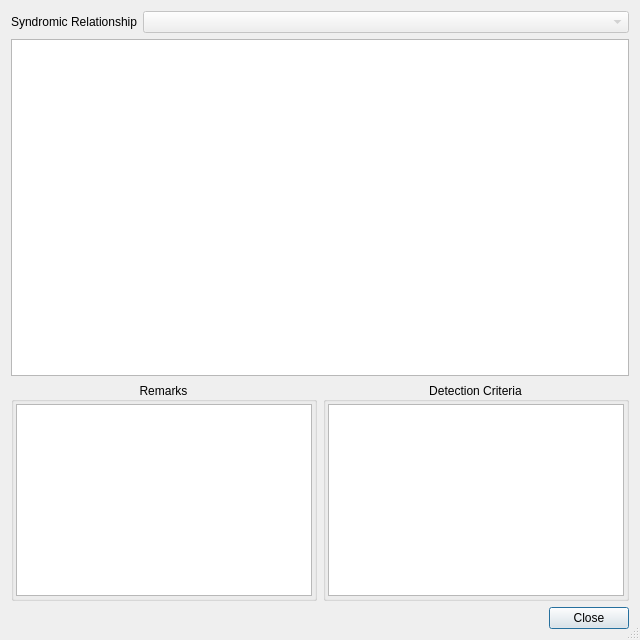
Qt form forms/PhenotypesDialog.ui (frontiersi/FaceTools) before a commit.
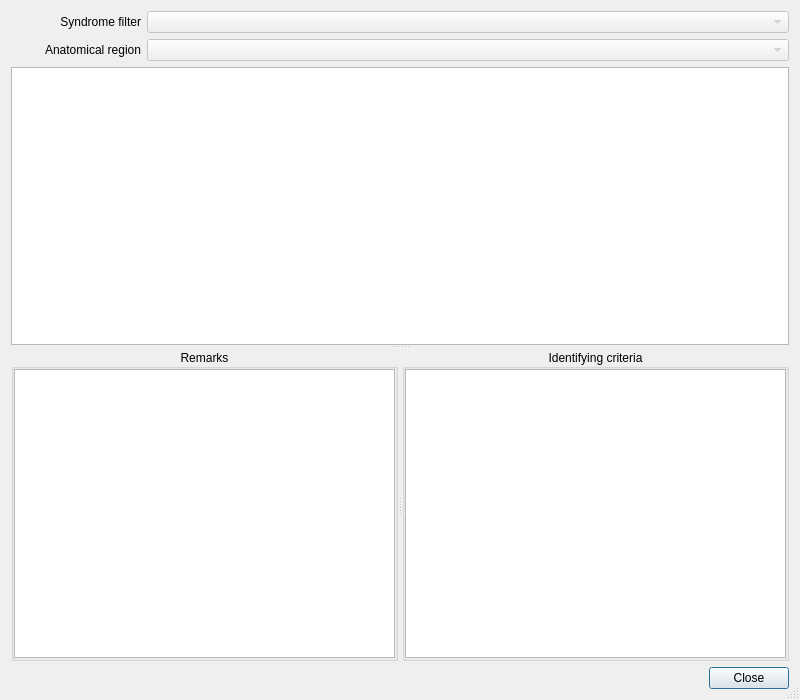
The same form after that commit.

```diff
--- a/forms/PhenotypesDialog.ui
+++ b/forms/PhenotypesDialog.ui
@@ -9,29 +9,29 @@
    <rect>
     <x>0</x>
     <y>0</y>
-    <width>640</width>
-    <height>640</height>
+    <width>800</width>
+    <height>700</height>
    </rect>
   </property>
-  <property name="minimumSize">
-   <size>
-    <width>640</width>
-    <height>640</height>
-   </size>
-  </property>
   <property name="windowTitle">
    <string>Dialog</string>
   </property>
   <property name="sizeGripEnabled">
    <bool>true</bool>
   </property>
-  <layout class="QVBoxLayout" name="verticalLayout_3" stretch="0,1,0,0">
+  <layout class="QVBoxLayout" name="verticalLayout_3">
    <item>
     <layout class="QHBoxLayout" name="horizontalLayout" stretch="0,1">
      <item>
-      <widget class="QLabel" name="label_2">
+      <widget class="QLabel" name="syndromesLabel">
+       <property name="minimumSize">
+        <size>
+         <width>130</width>
+         <height>0</height>
+        </size>
+       </property>
        <property name="text">
-        <string>Syndromic Relationship</string>
+        <string>Syndrome filter</string>
        </property>
        <property name="alignment">
         <set>Qt::AlignRight|Qt::AlignTrailing|Qt::AlignVCenter</set>
@@ -43,6 +43,12 @@
        <property name="enabled">
         <bool>false</bool>
        </property>
+       <property name="minimumSize">
+        <size>
+         <width>200</width>
+         <height>0</height>
+        </size>
+       </property>
        <property name="maximumSize">
         <size>
          <width>16777215</width>
@@ -54,11 +60,73 @@
     </layout>
    </item>
    <item>
-    <widget class="QTableWidget" name="table"/>
+    <layout class="QHBoxLayout" name="horizontalLayout_2" stretch="0,1">
+     <item>
+      <widget class="QLabel" name="anatomicalRegionsLabel">
+       <property name="minimumSize">
+        <size>
+         <width>130</width>
+         <height>0</height>
+        </size>
+       </property>
+       <property name="text">
+        <string>Anatomical region</string>
+       </property>
+       <property name="alignment">
+        <set>Qt::AlignRight|Qt::AlignTrailing|Qt::AlignVCenter</set>
+       </property>
+      </widget>
+     </item>
+     <item>
+      <widget class="QComboBox" name="anatomicalRegionsComboBox">
+       <property name="enabled">
+        <bool>false</bool>
+       </property>
+       <property name="minimumSize">
+        <size>
+         <width>200</width>
+         <height>0</height>
+        </size>
+       </property>
+       <property name="maximumSize">
+        <size>
+         <width>16777215</width>
+         <height>16777215</height>
+        </size>
+       </property>
+      </widget>
+     </item>
+    </layout>
    </item>
    <item>
-    <layout class="QHBoxLayout" name="horizontalLayout_2">
-     <item>
+    <widget class="QSplitter" name="splitter_2">
+     <property name="orientation">
+      <enum>Qt::Vertical</enum>
+     </property>
+     <property name="handleWidth">
+      <number>4</number>
+     </property>
+     <property name="childrenCollapsible">
+      <bool>false</bool>
+     </property>
+     <widget class="QTableWidget" name="table">
+      <property name="sizePolicy">
+       <sizepolicy hsizetype="Preferred" vsizetype="Preferred">
+        <horstretch>0</horstretch>
+        <verstretch>0</verstretch>
+       </sizepolicy>
+      </property>
+     </widget>
+     <widget class="QSplitter" name="splitter">
+      <property name="orientation">
+       <enum>Qt::Horizontal</enum>
+      </property>
+      <property name="handleWidth">
+       <number>4</number>
+      </property>
+      <property name="childrenCollapsible">
+       <bool>false</bool>
+      </property>
       <widget class="QGroupBox" name="remarksGroupBox">
        <property name="title">
         <string>Remarks</string>
@@ -67,66 +135,76 @@
         <set>Qt::AlignCenter</set>
        </property>
        <layout class="QVBoxLayout" name="verticalLayout">
+        <property name="spacing">
+         <number>0</number>
+        </property>
         <property name="leftMargin">
-         <number>2</number>
+         <number>0</number>
         </property>
         <property name="topMargin">
-         <number>2</number>
+         <number>0</number>
         </property>
         <property name="rightMargin">
-         <number>2</number>
+         <number>0</number>
         </property>
         <property name="bottomMargin">
-         <number>2</number>
+         <number>0</number>
         </property>
         <item>
-         <widget class="QPlainTextEdit" name="remarksTextEdit">
+         <widget class="QTextBrowser" name="remarksTextBrowser">
           <property name="enabled">
            <bool>true</bool>
           </property>
-          <property name="readOnly">
+          <property name="sizePolicy">
+           <sizepolicy hsizetype="Preferred" vsizetype="Preferred">
+            <horstretch>0</horstretch>
+            <verstretch>0</verstretch>
+           </sizepolicy>
+          </property>
+          <property name="openExternalLinks">
            <bool>true</bool>
           </property>
          </widget>
         </item>
        </layout>
       </widget>
-     </item>
-     <item>
-      <widget class="QGroupBox" name="detectionGroupBox">
+      <widget class="QGroupBox" name="criteriaGroupBox">
        <property name="title">
-        <string>Detection Criteria</string>
+        <string>Identifying criteria</string>
        </property>
        <property name="alignment">
         <set>Qt::AlignCenter</set>
        </property>
        <layout class="QVBoxLayout" name="verticalLayout_2">
         <property name="spacing">
-         <number>6</number>
+         <number>0</number>
         </property>
         <property name="leftMargin">
-         <number>2</number>
+         <number>0</number>
         </property>
         <property name="topMargin">
-         <number>2</number>
+         <number>0</number>
         </property>
         <property name="rightMargin">
-         <number>2</number>
+         <number>0</number>
         </property>
         <property name="bottomMargin">
-         <number>2</number>
+         <number>0</number>
         </property>
         <item>
-         <widget class="QPlainTextEdit" name="criteriaTextEdit">
-          <property name="readOnly">
-           <bool>true</bool>
+         <widget class="QTextBrowser" name="criteriaTextBrowser">
+          <property name="sizePolicy">
+           <sizepolicy hsizetype="Preferred" vsizetype="Preferred">
+            <horstretch>0</horstretch>
+            <verstretch>0</verstretch>
+           </sizepolicy>
           </property>
          </widget>
         </item>
        </layout>
       </widget>
-     </item>
-    </layout>
+     </widget>
+    </widget>
    </item>
    <item>
     <widget class="QDialogButtonBox" name="buttonBox">
```
